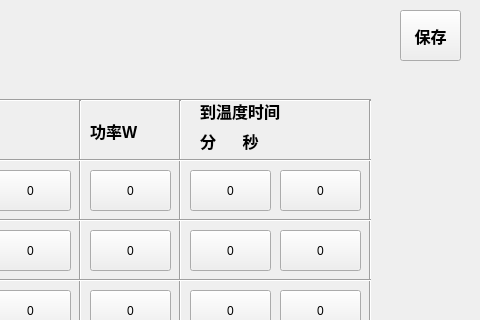
Before: the Qt Designer form setting_1.ui in wanghao-xznu/untitled2, drawn with Qt 5; both pictures show x 320 to 800 and y 0 to 320 of the 800 by 480 pixel window.
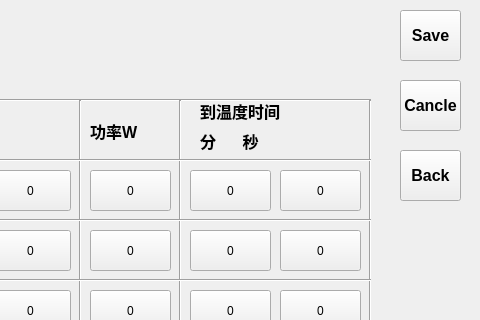
After: the same form once the commit is applied.

Commit message: add save back cancle for setting

What changed in the file:
```diff
--- a/setting_1.ui
+++ b/setting_1.ui
@@ -126,7 +126,7 @@
     </font>
    </property>
    <property name="text">
-    <string>保存</string>
+    <string>Save</string>
    </property>
   </widget>
   <widget class="QLabel" name="label_4">
@@ -856,6 +856,46 @@
     <enum>Qt::Horizontal</enum>
    </property>
   </widget>
+  <widget class="QPushButton" name="pushButton_32">
+   <property name="geometry">
+    <rect>
+     <x>720</x>
+     <y>80</y>
+     <width>61</width>
+     <height>51</height>
+    </rect>
+   </property>
+   <property name="font">
+    <font>
+     <pointsize>12</pointsize>
+     <weight>75</weight>
+     <bold>true</bold>
+    </font>
+   </property>
+   <property name="text">
+    <string>Cancle</string>
+   </property>
+  </widget>
+  <widget class="QPushButton" name="pushButton_33">
+   <property name="geometry">
+    <rect>
+     <x>720</x>
+     <y>150</y>
+     <width>61</width>
+     <height>51</height>
+    </rect>
+   </property>
+   <property name="font">
+    <font>
+     <pointsize>12</pointsize>
+     <weight>75</weight>
+     <bold>true</bold>
+    </font>
+   </property>
+   <property name="text">
+    <string>Back</string>
+   </property>
+  </widget>
  </widget>
  <resources/>
  <connections/>
```
The commit also changes 14 other files.
